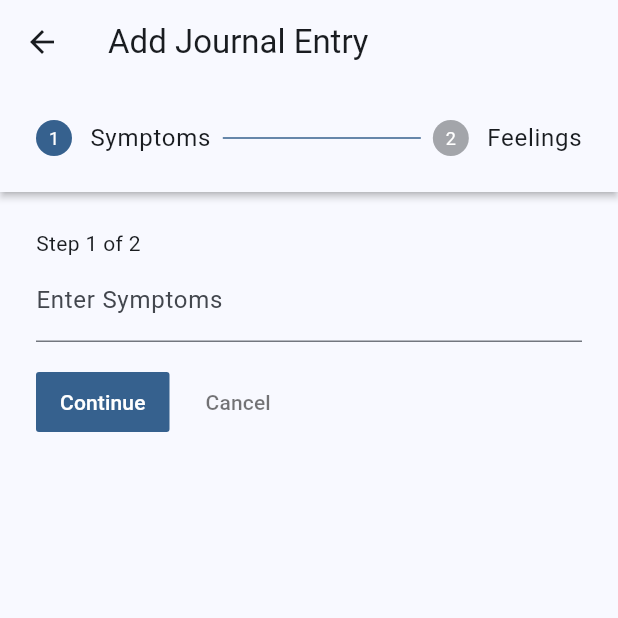
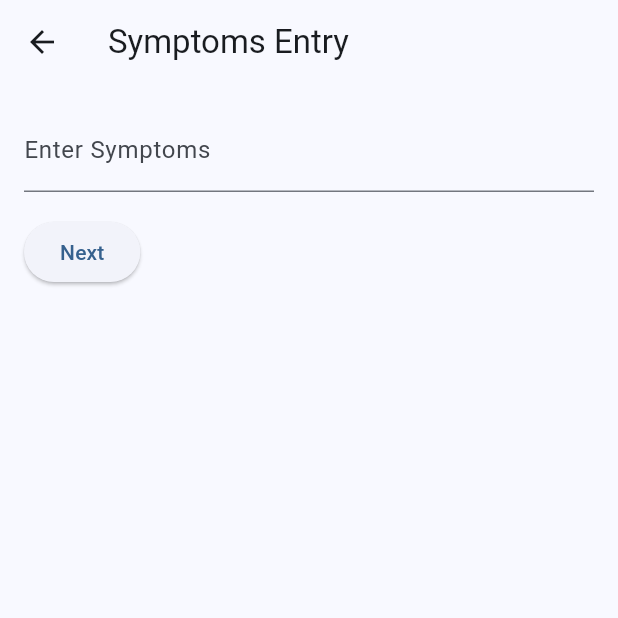
Before and after one commit to martinvanaud/cau-appdev, a Flutter app: the screen it shows after launch, item 2 of the bottom bar chosen, after a tap on the "add" icon, on a phone screen of 412 x 824 dp, the top half of it. Run offline on Flutter 3.47's test engine with Material 2 defaults, Android fonts, the phone set to English and light mode, and no system bars.

Commit message:
added routing to journal entry page

```diff
--- a/lib/main.dart
+++ b/lib/main.dart
@@ -159,16 +159,37 @@
       ),
       floatingActionButton: FloatingActionButton(
         onPressed: () async {
-          final newEntry = await Navigator.push(
+          final symptoms = await Navigator.push(
             context,
-            MaterialPageRoute(builder: (context) => MultiStepJournalEntryPage()),
+            MaterialPageRoute(builder: (context) => SymptomsEntryPage()),
           );
 
-          if (newEntry != null) {
-            setState(() {
-              journalEntries.add(newEntry);
-              _saveJournalEntries(); // Save entries when a new one is added
-            });
+          if (symptoms != null) {
+            final mood = await Navigator.push(
+              context,
+              MaterialPageRoute(builder: (context) => MoodEntryPage()),
+            );
+
+            if (mood != null) {
+              final feelings = await Navigator.push(
+                context,
+                MaterialPageRoute(builder: (context) => FeelingsEntryPage()),
+              );
+
+              if (feelings != null) {
+                final newEntry = JournalEntry(
+                  date: DateTime.now().toString().substring(0, 16),
+                  symptoms: symptoms,
+                  feelings: feelings,
+                  mood: mood, // Add mood to the new entry
+                );
+
+                setState(() {
+                  journalEntries.add(newEntry);
+                  _saveJournalEntries(); // Save entries when a new one is added
+                });
+              }
+            }
           }
         },
         tooltip: 'Add Journal Entry',
@@ -178,11 +199,164 @@
   }
 }
 
-class ProfilePage extends StatelessWidget {
+class SymptomsEntryPage extends StatefulWidget {
+  @override
+  _SymptomsEntryPageState createState() => _SymptomsEntryPageState();
+}
+
+class _SymptomsEntryPageState extends State<SymptomsEntryPage> {
+  late TextEditingController _symptomsController;
+
+  @override
+  void initState() {
+    super.initState();
+    _symptomsController = TextEditingController();
+  }
+
+  @override
+  void dispose() {
+    _symptomsController.dispose();
+    super.dispose();
+  }
+
   @override
   Widget build(BuildContext context) {
-    return Center(
-      child: Text('Profile Page'),
+    return Scaffold(
+      appBar: AppBar(
+        title: Text('Symptoms Entry'),
+      ),
+      body: Padding(
+        padding: const EdgeInsets.all(16.0),
+        child: Column(
+          crossAxisAlignment: CrossAxisAlignment.start,
+          children: [
+            TextField(
+              controller: _symptomsController,
+              decoration: InputDecoration(labelText: 'Enter Symptoms'),
+            ),
+            const SizedBox(height: 16.0),
+            ElevatedButton(
+              onPressed: () {
+                final symptoms = _symptomsController.text;
+                if (symptoms.isNotEmpty) {
+                  Navigator.pop(context, symptoms); // Return symptoms to the previous page
+                } else {
+                  // Handle case where symptoms are empty
+                }
+              },
+              child: Text('Next'),
+            ),
+          ],
+        ),
+      ),
+    );
+  }
+}
+
+class MoodEntryPage extends StatefulWidget {
+  @override
+  _MoodEntryPageState createState() => _MoodEntryPageState();
+}
+
+class _MoodEntryPageState extends State<MoodEntryPage> {
+  late TextEditingController _moodController;
+
+  @override
+  void initState() {
+    super.initState();
+    _moodController = TextEditingController();
+  }
+
+  @override
+  void dispose() {
+    _moodController.dispose();
+    super.dispose();
+  }
+
+  @override
+  Widget build(BuildContext context) {
+    return Scaffold(
+      appBar: AppBar(
+        title: Text('Mood Entry'),
+      ),
+      body: Padding(
+        padding: const EdgeInsets.all(16.0),
+        child: Column(
+          crossAxisAlignment: CrossAxisAlignment.start,
+          children: [
+            TextField(
+              controller: _moodController,
+              decoration: InputDecoration(labelText: 'Describe Mood'),
+            ),
+            const SizedBox(height: 16.0),
+            ElevatedButton(
+              onPressed: () {
+                final mood = _moodController.text;
+                if (mood.isNotEmpty) {
+                  Navigator.pop(context, mood);
+                } else {
+                  // Handle case where mood is empty
+                }
+              },
+              child: Text('Next'),
+            ),
+          ],
+        ),
+      ),
+    );
+  }
+}
+
+class FeelingsEntryPage extends StatefulWidget {
+  @override
+  _FeelingsEntryPageState createState() => _FeelingsEntryPageState();
+}
+
+class _FeelingsEntryPageState extends State<FeelingsEntryPage> {
+  late TextEditingController _feelingsController;
+
+  @override
+  void initState() {
+    super.initState();
+    _feelingsController = TextEditingController();
+  }
+
+  @override
+  void dispose() {
+    _feelingsController.dispose();
+    super.dispose();
+  }
+
+  @override
+  Widget build(BuildContext context) {
+    return Scaffold(
+      appBar: AppBar(
+        title: Text('Feelings Entry'),
+      ),
+      body: Padding(
+        padding: const EdgeInsets.all(16.0),
+        child: Column(
+          crossAxisAlignment: CrossAxisAlignment.start,
+          children: [
+            TextField(
+              controller: _feelingsController,
+              decoration: InputDecoration(labelText: 'Enter Feelings'),
+            ),
+            const SizedBox(height: 16.0),
+            ElevatedButton(
+              onPressed: () {
+                final feelings = _feelingsController.text;
+                if (feelings.isNotEmpty) {
+                  Navigator.pop(context, feelings); // Return feelings to the previous page
+                } else {
+                  // Handle case where feelings are empty
+                }
+              },
+              child: Text('Save'),
+            ),
+          ],
+        ),
+      ),
     );
   }
 }
@@ -191,14 +365,21 @@
   final String date;
   final String symptoms;
   final String feelings;
+  final String mood; // Add this line
 
-  JournalEntry({required this.date, required this.symptoms, required this.feelings});
+  JournalEntry({
+    required this.date,
+    required this.symptoms,
+    required this.feelings,
+    required this.mood, // Add this line
+  });
 
   Map<String, dynamic> toJson() {
     return {
       'date': date,
       'symptoms': symptoms,
       'feelings': feelings,
+      'mood': mood, // Add this line
     };
   }
 
@@ -207,109 +388,7 @@
       date: json['date'],
       symptoms: json['symptoms'],
       feelings: json['feelings'],
-    );
-  }
-}
-
-class MultiStepJournalEntryPage extends StatefulWidget {
-  @override
-  _MultiStepJournalEntryPageState createState() => _MultiStepJournalEntryPageState();
-}
-
-class _MultiStepJournalEntryPageState extends State<MultiStepJournalEntryPage> {
-  late TextEditingController _symptomsController;
-  late TextEditingController _feelingsController;
-
-  int _currentStep = 0;
-  static const int _totalSteps = 2;
-
-  @override
-  void initState() {
-    super.initState();
-    _symptomsController = TextEditingController();
-    _feelingsController = TextEditingController();
-  }
-
-  @override
-  void dispose() {
-    _symptomsController.dispose();
-    _feelingsController.dispose();
-    super.dispose();
-  }
-
-  void _nextStep() {
-    if (_currentStep < _totalSteps - 1) {
-      setState(() {
-        _currentStep++;
-      });
-    }
-  }
-
-  void _saveEntry() {
-    final date = DateTime.now().toString().substring(0, 16);
-    final symptoms = _symptomsController.text;
-    final feelings = _feelingsController.text;
-
-    if (symptoms.isNotEmpty) {
-      Navigator.pop(
-        context,
-        JournalEntry(date: date, symptoms: symptoms, feelings: feelings),
-      );
-    } else {
-      // Handle case where symptoms are empty
-    }
-  }
-
-  @override
-  Widget build(BuildContext context) {
-    return Scaffold(
-      appBar: AppBar(
-        title: Text('Add Journal Entry'),
-      ),
-      body: Stepper(
-        type: StepperType.horizontal,
-        currentStep: _currentStep,
-        onStepContinue: _nextStep,
-        onStepTapped: (step) => _nextStep(),
-        onStepCancel: () => Navigator.pop(context),
-        steps: [
-          Step(
-            title: Text('Symptoms'),
-            content: Column(
-              crossAxisAlignment: CrossAxisAlignment.start,
-              children: [
-                Text('Step ${_currentStep + 1} of $_totalSteps'),
-                TextField(
-                  controller: _symptomsController,
-                  decoration: InputDecoration(labelText: 'Enter Symptoms'),
-                ),
-              ],
-            ),
-            isActive: _currentStep == 0,
-          ),
-          Step(
-            title: Text('Feelings'),
-            content: Column(
-              crossAxisAlignment: CrossAxisAlignment.start,
-              children: [
-                Text('Step ${_currentStep + 1} of $_totalSteps'),
-                TextField(
-                  controller: _feelingsController,
-                  decoration: InputDecoration(labelText: 'Enter Feelings'),
-                ),
-              ],
-            ),
-            isActive: _currentStep == 1,
-          ),
-        ],
-      ),
-      floatingActionButton: _currentStep == _totalSteps - 1
-          ? FloatingActionButton(
-        onPressed: _saveEntry,
-        tooltip: 'Save',
-        child: Icon(Icons.save),
-      )
-          : null,
+      mood: json['mood'], // Add this line
     );
   }
 }
@@ -338,6 +417,13 @@
             Text(entry.symptoms, style: TextStyle(fontSize: 18)),
             const SizedBox(height: 18.0),
             const Text(
+              'Mood:',
+              style: TextStyle(fontWeight: FontWeight.bold, fontSize: 20),
+            ),
+            const SizedBox(height: 4.0),
+            Text(entry.mood, style: TextStyle(fontSize: 18)),
+            const SizedBox(height: 18.0),
+            const Text(
               'Feelings:',
               style: TextStyle(fontWeight: FontWeight.bold, fontSize: 20),
             ),
@@ -359,3 +445,12 @@
     Navigator.pop(context, true); // Return true to indicate removal
   }
 }
+
+class ProfilePage extends StatelessWidget {
+  @override
+  Widget build(BuildContext context) {
+    return Center(
+      child: Text('Profile Page'),
+    );
+  }
+}
```
